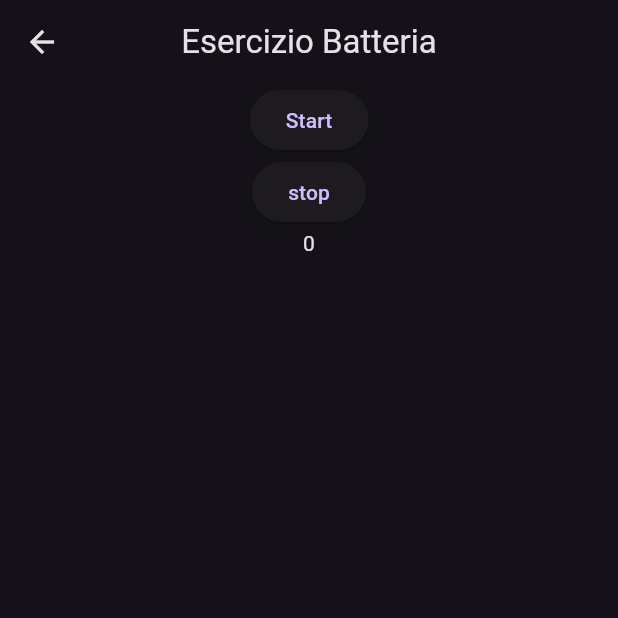
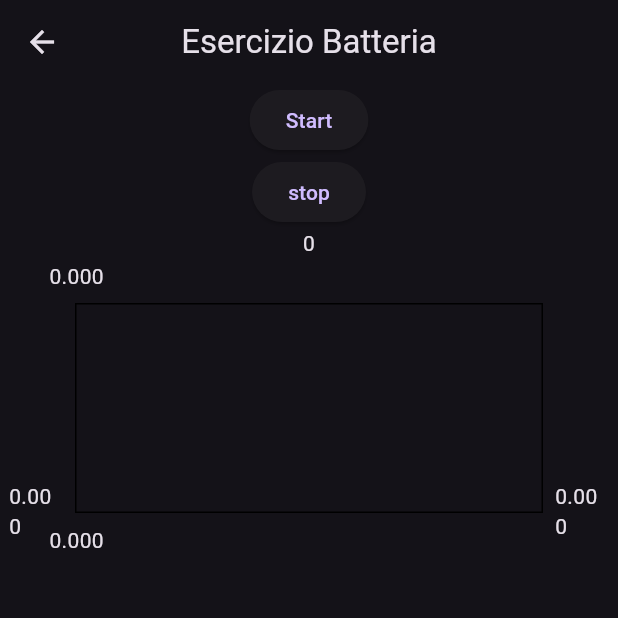
Before and after one commit to emavola/on-beat, a Flutter app: the ExercisePage screen opened by its route, on a phone screen of 412 x 824 dp, the top half of it. Run offline on Flutter 3.47's test engine with Material 3 defaults, Android fonts, the light colour scheme and no system bars; drawn by our look-alikes of fl_chart; our stand-ins replace sensors_plus.

Commit message:
Add debug line chart

```diff
--- a/lib/pages/exercise_page.dart
+++ b/lib/pages/exercise_page.dart
@@ -1,3 +1,4 @@
+import 'package:fl_chart/fl_chart.dart';
 import 'package:flutter/material.dart';
 import 'package:on_beat/services/accelerometer_service.dart';
 
@@ -40,6 +41,29 @@ class _ExercisePageState extends State<ExercisePage> {
               child: Text("stop"),
             ),
             Text(_counter.toString()),
+            SizedBox(
+              width: 400,
+              height: 200,
+              child: LineChart(
+                LineChartData(
+                  lineBarsData: [
+                    LineChartBarData(
+                      spots: List.generate(
+                        AccelerometerService.magnitudesForChart.length,
+                        (i) => FlSpot(
+                          i.toDouble(),
+                          AccelerometerService.magnitudesForChart[i],
+                        ),
+                      ),
+                      isCurved: true,
+                      color: Colors.blue,
+                      belowBarData: BarAreaData(show: false),
+                      dotData: FlDotData(show: false),
+                    ),
+                  ],
+                ),
+              ),
+            ),
           ],
         ),
       ),
--- a/pubspec.yaml
+++ b/pubspec.yaml
@@ -35,6 +35,7 @@ dependencies:
   # Use with the CupertinoIcons class for iOS style icons.
   cupertino_icons: ^1.0.8
   sensors_plus: ^6.1.1
+  fl_chart: ^1.0.0
 
 dev_dependencies:
   flutter_test:
```
Also changed, not shown: lib/services/accelerometer_service.dart (+7 -1 lines).
